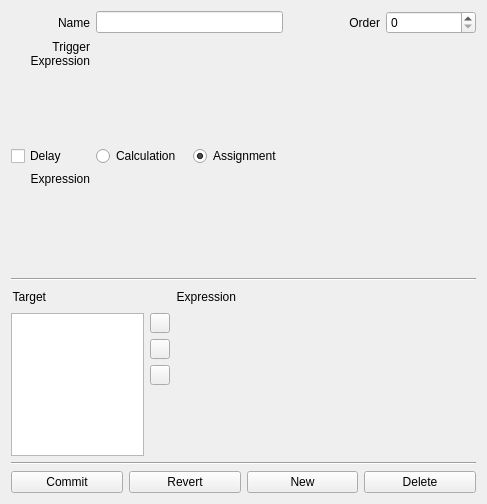
Qt form copasi/UI/CQEventWidget1.ui (copasi/COPASI) before a commit.
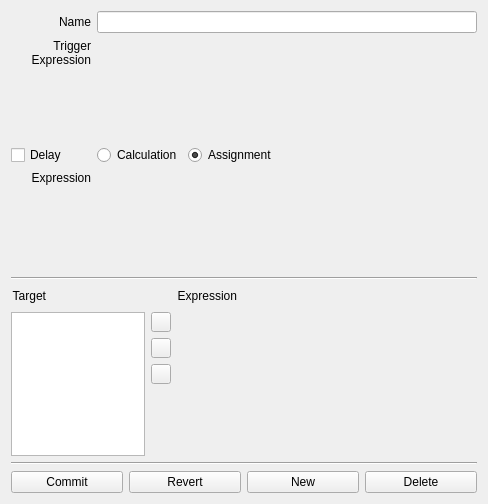
The same form after that commit. Custom widgets are drawn as their Qt base class.

Commit message: Removed order from the event interface.

What changed in the file:
```diff
--- a/copasi/UI/CQEventWidget1.ui
+++ b/copasi/UI/CQEventWidget1.ui
@@ -24,7 +24,7 @@
    <rect>
     <x>0</x>
     <y>0</y>
-    <width>487</width>
+    <width>488</width>
     <height>504</height>
    </rect>
   </property>
@@ -59,31 +59,9 @@
        </property>
       </widget>
      </item>
-     <item row="0" column="1" colspan="2" >
+     <item row="0" column="1" colspan="3" >
       <widget class="QLineEdit" name="mpLineEditName" />
      </item>
-     <item row="0" column="3" >
-      <widget class="QLabel" name="mpLabelOrder" >
-       <property name="sizePolicy" >
-        <sizepolicy vsizetype="Minimum" hsizetype="Preferred" >
-         <horstretch>0</horstretch>
-         <verstretch>0</verstretch>
-        </sizepolicy>
-       </property>
-       <property name="text" >
-        <string>Order</string>
-       </property>
-       <property name="alignment" >
-        <set>Qt::AlignRight|Qt::AlignTrailing|Qt::AlignVCenter</set>
-       </property>
-       <property name="wordWrap" >
-        <bool>false</bool>
-       </property>
-      </widget>
-     </item>
-     <item row="0" column="4" >
-      <widget class="QSpinBox" name="mpSpinOrder" />
-     </item>
      <item row="1" column="0" >
       <widget class="QLabel" name="mpLabelTrigger" >
        <property name="sizePolicy" >
@@ -103,7 +81,7 @@
        </property>
       </widget>
      </item>
-     <item row="1" column="1" colspan="4" >
+     <item row="1" column="1" colspan="3" >
       <widget class="CQExpressionMmlStackedWidget" name="mpExpressionTrigger" >
        <property name="minimumSize" >
         <size>
@@ -145,6 +123,19 @@
        </property>
       </widget>
      </item>
+     <item row="2" column="3" >
+      <spacer name="mpSpacerDelay" >
+       <property name="orientation" >
+        <enum>Qt::Horizontal</enum>
+       </property>
+       <property name="sizeHint" stdset="0" >
+        <size>
+         <width>40</width>
+         <height>20</height>
+        </size>
+       </property>
+      </spacer>
+     </item>
      <item row="3" column="0" >
       <widget class="QLabel" name="mpLabelDelayExpression" >
        <property name="sizePolicy" >
@@ -164,7 +155,7 @@
        </property>
       </widget>
      </item>
-     <item row="3" column="1" colspan="4" >
+     <item row="3" column="1" colspan="3" >
       <widget class="CQExpressionMmlStackedWidget" name="mpExpressionDelay" >
        <property name="minimumSize" >
         <size>
```
Left out of the diff: 7 changed lines with no effect on the pictures. The commit also changes 5 other files.
